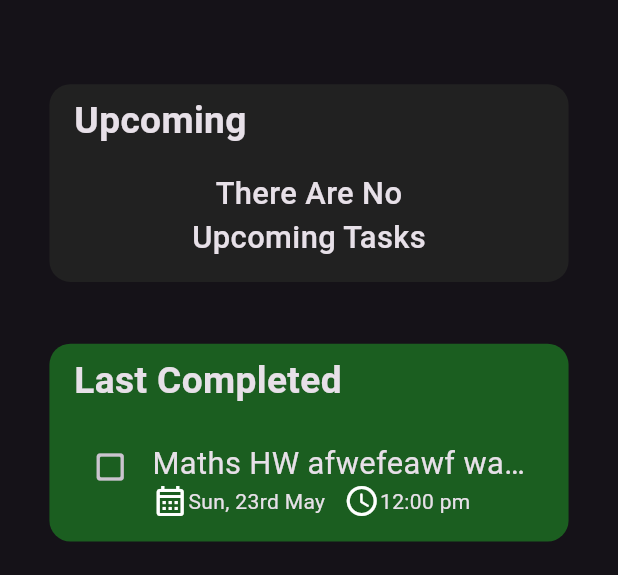
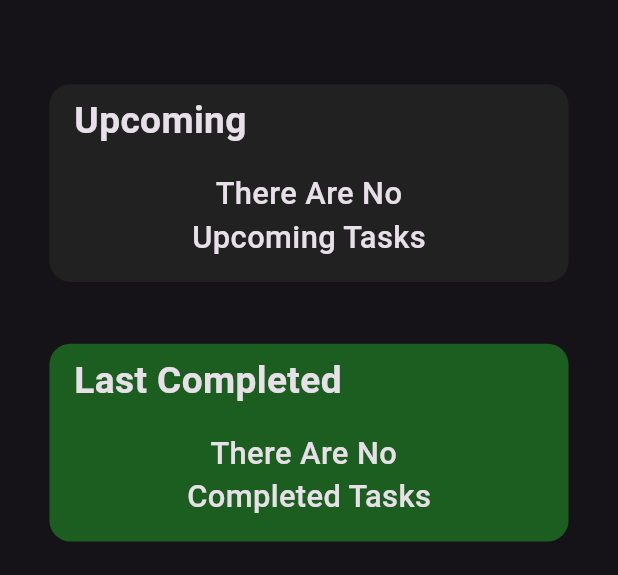
Before and after one commit to eternity2745/to_do_list, a Flutter app: the screen it shows after launch, on a phone screen of 412 x 824 dp, the part 74-649 px from its top. Run offline on Flutter 3.47's test engine with Material 3 defaults, Android fonts, the phone set to English and light mode, and no system bars; our stand-ins replace sqflite; missing offline and left inert: cool_dropdown, molten_navigationbar_flutter; accounts and stored records are empty.

Commit message:
made changes

```diff
--- a/lib/Screens/landingPage.dart
+++ b/lib/Screens/landingPage.dart
@@ -16,7 +16,8 @@ class LandingPage extends StatefulWidget {
   State<LandingPage> createState() => _LandingPage();
 }
 
-class _LandingPage extends State<LandingPage> with AutomaticKeepAliveClientMixin{
+class _LandingPage extends State<
+LandingPage> with AutomaticKeepAliveClientMixin{
 
   DateTime? dateTime;
   final TextEditingController _dateTimeTextController = TextEditingController();
@@ -42,6 +43,12 @@ class _LandingPage extends State<LandingPage> with AutomaticKeepAliveClientMixin
   String? upcEndTime = '';
   String? upcperiodOfHour = '';
 
+  String? comTaskName = '';
+  String? comCompletedDate = '';
+  String? comCompletedTime = '';
+  String? comCompletedperiodOfHour = '';
+
+
   String hourOfDay = "AM";
   TimeOfDay? time;
   String datePicked = "DD/MM/YY";
@@ -63,6 +70,7 @@ class _LandingPage extends State<LandingPage> with AutomaticKeepAliveClientMixin
     await db.updateOverDueTasks();
     getStatistics();
     getUpcomingTask();
+    getLastCompleted();
   }
 
   Future getUpcomingTask() async {
@@ -81,6 +89,22 @@ class _LandingPage extends State<LandingPage> with AutomaticKeepAliveClientMixin
     });
     }
   }
+
+  Future getLastCompleted() async {
+    List<Map<String, Object?>> result = await db.getCompletedTasks(limit: 1);
+    if(result.isNotEmpty) {
+      comTaskName = result[0]['Task_Name'] as String;
+      comCompletedDate = result[0]['Completed_Date'] as String;
+      comCompletedTime = result[0]['Completed_Time'] as String;
+      comCompletedperiodOfHour = result[0]['Completed_Period_Of_Hour'] as String;
+      comCompletedTime = comCompletedTime!.substring(0, comCompletedTime!.length - 3);
+      int timeHour24 = int.parse(comCompletedTime!.substring(0, comCompletedTime!.length-3));
+      comCompletedTime = "${timeHour24 == 0 ? 12 : timeHour24 > 12 ? (timeHour24-12) < 10 ? '0${timeHour24-12}' : timeHour24-12 : timeHour24 < 10 ? '0$timeHour24' : timeHour24}:${comCompletedTime!.length == 5?comCompletedTime!.substring(3) : comCompletedTime!.substring(2)} $comCompletedperiodOfHour";
+      setState(() {
+
+      });
+    }
+    }
 
   Future getTask(String id) async {
     log("GEtting task");
@@ -487,6 +511,19 @@ class _LandingPage extends State<LandingPage> with AutomaticKeepAliveClientMixin
                       ),
                       ),
                       SizedBox(height: height*0.02,),
+                      if (noCompletedTasks == 0)...{
+                        Align(
+                        alignment: Alignment.center,
+                        child: Text(
+                          "   There Are No\nCompleted Tasks",
+                          style: TextStyle(
+                            fontSize: height*0.025,
+                            fontWeight: FontWeight.w500
+                          ),
+                        //overflow: TextOverflow.ellipsis,
+                        )
+                        )
+                      }else...{
                       Expanded(
                         child: Row(
                           crossAxisAlignment: CrossAxisAlignment.start,
@@ -503,7 +540,7 @@ class _LandingPage extends State<LandingPage> with AutomaticKeepAliveClientMixin
                                     crossAxisAlignment: CrossAxisAlignment.start,
                                     children: [
                                       Expanded(
-                                        child: Text("Maths HW afwefeawf wawfawaf",
+                                        child: Text(comTaskName!,
                                         style: TextStyle(
                                           fontSize: height*0.025
                                         ),
@@ -513,10 +550,12 @@ class _LandingPage extends State<LandingPage> with AutomaticKeepAliveClientMixin
                                       Row(
                                         children: [
                                           const Icon(Icons.calendar_month_outlined),
-                                          const Text("Sun, 23rd May"),
+                                          SizedBox(width: width*0.01,),
+                                          Text(comCompletedDate!),
                                           SizedBox(width: width*0.03,),
                                           const Icon(Icons.access_time_rounded),
-                                          const Text("12:00 pm")
+                                          SizedBox(width: width*0.01,),
+                                          Text(comCompletedTime!)
                                         ],
                                       )
                                     ],
@@ -526,6 +565,7 @@ class _LandingPage extends State<LandingPage> with AutomaticKeepAliveClientMixin
                           ],
                         ),
                       )
+                      }
                     ],
                   ),
                 ),
```
Also changed, not shown: lib/Database/database.dart (+10 -1 lines), lib/Screens/upcomingTasks.dart (+7 -0 lines).
